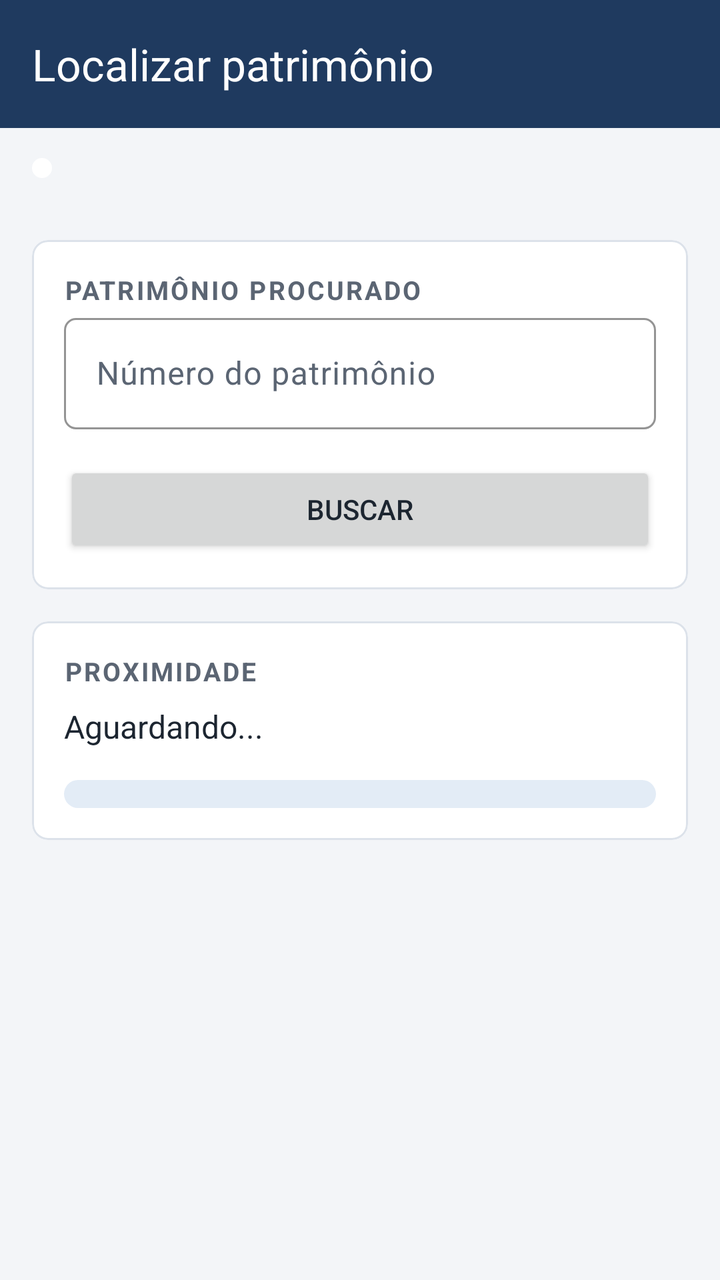
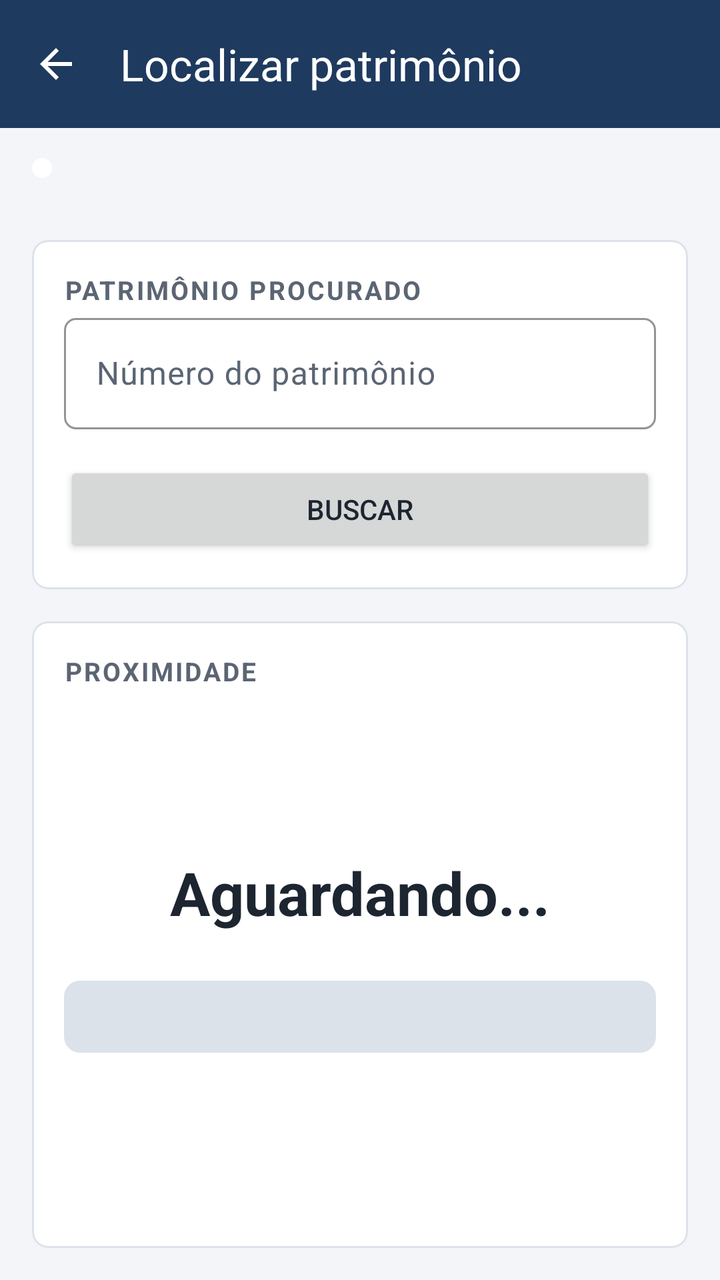

Screens rendered from an Android XML layout before and after an edit, with the pre-edit source and the edit as a unified diff.
<!-- AndroidManifest.xml: application theme Theme.RFIDAndroid -->
<!-- res/layout/activity_localizar.xml -->
<LinearLayout xmlns:android="http://schemas.android.com/apk/res/android"
    xmlns:app="http://schemas.android.com/apk/res-auto"
    android:orientation="vertical"
    android:keepScreenOn="true"
    android:layout_width="match_parent"
    android:layout_height="match_parent">

    <com.google.android.material.appbar.MaterialToolbar
        style="@style/Widget.RFID.Barra"
        app:title="Localizar patrimônio"
        android:layout_width="match_parent"
        android:layout_height="wrap_content"/>

    <include
        layout="@layout/include_estado_leitor"
        android:layout_width="match_parent"
        android:layout_height="wrap_content"/>

    <com.google.android.material.card.MaterialCardView
        android:layout_margin="16dp"
        android:layout_width="match_parent"
        android:layout_height="wrap_content">

        <LinearLayout
            android:orientation="vertical"
            android:padding="16dp"
            android:layout_width="match_parent"
            android:layout_height="wrap_content">

            <TextView
                android:text="@string/localizar_titulo"
                android:textAppearance="@style/Texto.RFID.Secao"
                android:layout_width="wrap_content"
                android:layout_height="wrap_content"/>

            <com.google.android.material.textfield.TextInputLayout
                android:hint="@string/localizar_hint"
                android:layout_width="match_parent"
                android:layout_height="wrap_content">

                <com.google.android.material.textfield.TextInputEditText
                    android:id="@+id/edtPatrimonio"
                    android:inputType="text|textNoSuggestions"
                    android:imeOptions="actionSearch"
                    android:maxLines="1"
                    android:layout_width="match_parent"
                    android:layout_height="wrap_content"/>
            </com.google.android.material.textfield.TextInputLayout>

            <Button
                android:id="@+id/btnBuscar"
                android:text="@string/localizar_buscar"
                android:layout_marginTop="16dp"
                android:layout_width="match_parent"
                android:layout_height="wrap_content"/>
        </LinearLayout>
    </com.google.android.material.card.MaterialCardView>

    <com.google.android.material.card.MaterialCardView
        android:layout_marginStart="16dp"
        android:layout_marginEnd="16dp"
        android:layout_width="match_parent"
        android:layout_height="wrap_content">

        <LinearLayout
            android:orientation="vertical"
            android:padding="16dp"
            android:layout_width="match_parent"
            android:layout_height="wrap_content">

            <TextView
                android:text="@string/localizar_proximidade"
                android:textAppearance="@style/Texto.RFID.Secao"
                android:layout_width="wrap_content"
                android:layout_height="wrap_content"/>

            <TextView
                android:id="@+id/txtStatus"
                android:text="@string/localizar_aguardando"
                android:textColor="@color/texto"
                android:textSize="16sp"
                android:layout_marginTop="8dp"
                android:layout_width="wrap_content"
                android:layout_height="wrap_content"/>

            
            <com.google.android.material.progressindicator.LinearProgressIndicator
                android:id="@+id/progressDistancia"
                android:max="100"
                android:progress="0"
                app:trackThickness="14dp"
                app:trackCornerRadius="7dp"
                app:trackStopIndicatorSize="0dp"
                app:indicatorColor="@color/marinho"
                app:trackColor="@color/azul_claro"
                android:layout_marginTop="16dp"
                android:layout_width="match_parent"
                android:layout_height="wrap_content"/>
        </LinearLayout>
    </com.google.android.material.card.MaterialCardView>
</LinearLayout>
<!-- res/layout/include_estado_leitor.xml (included above) -->
<?xml version="1.0" encoding="utf-8"?>
<LinearLayout xmlns:android="http://schemas.android.com/apk/res/android"
    android:id="@+id/painelEstadoLeitor"
    android:orientation="horizontal"
    android:gravity="center_vertical"
    android:paddingStart="16dp"
    android:paddingEnd="8dp"
    android:minHeight="40dp"
    android:layout_width="match_parent"
    android:layout_height="wrap_content">

    
    <View
        android:id="@+id/marcaEstadoLeitor"
        android:background="@drawable/marca_estado"
        android:importantForAccessibility="no"
        android:layout_marginEnd="10dp"
        android:layout_width="10dp"
        android:layout_height="10dp"/>

    <TextView
        android:id="@+id/txtEstadoLeitor"
        android:accessibilityLiveRegion="polite"
        android:textStyle="bold"
        android:textSize="14sp"
        android:layout_width="0dp"
        android:layout_weight="1"
        android:layout_height="wrap_content"/>

    <Button
        android:id="@+id/btnReconectarLeitor"
        style="@style/Widget.RFID.Botao.Texto"
        android:text="@string/estado_leitor_reconectar"
        android:visibility="gone"
        android:layout_width="wrap_content"
        android:layout_height="wrap_content"/>
</LinearLayout>
<!-- resources referenced by this layout -->
<resources>
  <color name="azul_claro">#FFE3ECF6</color>
  <color name="marinho">#FF1F3A5F</color>
  <color name="texto">#FF1C2530</color>
  <!-- drawable marca_estado (drawable) -->
  <?xml version="1.0" encoding="utf-8"?>
  <shape xmlns:android="http://schemas.android.com/apk/res/android" android:shape="oval">
      <solid android:color="@color/white"/>
  </shape>
  <string name="estado_leitor_reconectar">Reconectar</string>
  <string name="localizar_aguardando">Aguardando...</string>
  <string name="localizar_buscar">Buscar</string>
  <string name="localizar_hint">Número do patrimônio</string>
  <string name="localizar_proximidade">Proximidade</string>
  <string name="localizar_titulo">Patrimônio procurado</string>
  <style name="Texto.RFID.Secao" parent="">
          <item name="android:textSize">13sp</item>
          <item name="android:textStyle">bold</item>
          <item name="android:textAllCaps">true</item>
          <item name="android:letterSpacing">0.08</item>
          <item name="android:textColor">@color/texto_secundario</item>
      </style>
  <style name="Widget.RFID.Botao.Texto" parent="Widget.Material3.Button.TextButton">
          <item name="android:textColor">@color/azul</item>
      </style>
  <color name="white">#FFFFFFFF</color>
  <color name="texto_secundario">#FF5B6573</color>
  <color name="azul">#FF2E6DA4</color>
  <color name="marinho_escuro">#FF152A45</color>
  <color name="erro">#FFC62828</color>
  <color name="borda">#FFDCE2EA</color>
  <color name="superficie">#FFFFFFFF</color>
  <color name="fundo">#FFF3F5F8</color>
  <style name="Widget.RFID.Botao" parent="Widget.Material3.Button">
          <item name="shapeAppearance">@style/Forma.RFID.Pequena</item>
          <item name="android:minHeight">52dp</item>
          <item name="android:textSize">15sp</item>
          <item name="android:letterSpacing">0.02</item>
      </style>
  <style name="Widget.RFID.Botao.Contorno" parent="Widget.Material3.Button.OutlinedButton">
          <item name="shapeAppearance">@style/Forma.RFID.Pequena</item>
          <item name="android:minHeight">52dp</item>
          <item name="android:textSize">15sp</item>
          <item name="strokeColor">@color/marinho</item>
      </style>
  <style name="Widget.RFID.Campo" parent="Widget.Material3.TextInputLayout.OutlinedBox">
          <item name="shapeAppearance">@style/Forma.RFID.Pequena</item>
          <item name="boxStrokeColor">@color/marinho</item>
          <item name="hintTextColor">@color/marinho</item>
          <item name="android:layout_marginTop">12dp</item>
      </style>
  <style name="Widget.RFID.Cartao" parent="Widget.Material3.CardView.Outlined">
          <item name="cardBackgroundColor">@color/superficie</item>
          <item name="strokeColor">@color/borda</item>
          <item name="cardCornerRadius">8dp</item>
          <item name="cardElevation">0dp</item>
      </style>
  <style name="Forma.RFID.Pequena" parent="">
          <item name="cornerFamily">rounded</item>
          <item name="cornerSize">6dp</item>
      </style>
  <!-- unchanged entries left out for length: 3 -->
</resources>

<!-- the commit's change to res/layout/activity_localizar.xml (unified diff, before → after) -->
@@ -6,8 +6,11 @@
     android:layout_height="match_parent">
 
     <com.google.android.material.appbar.MaterialToolbar
+        android:id="@+id/barraLocalizar"
         style="@style/Widget.RFID.Barra"
         app:title="Localizar patrimônio"
+        app:navigationIcon="@drawable/ic_voltar"
+        app:navigationContentDescription="@string/tela_voltar"
         android:layout_width="match_parent"
         android:layout_height="wrap_content"/>
 
@@ -16,7 +19,9 @@
         android:layout_width="match_parent"
         android:layout_height="wrap_content"/>
 
+    
     <com.google.android.material.card.MaterialCardView
+        android:id="@+id/cartaoBusca"
         android:layout_margin="16dp"
         android:layout_width="match_parent"
         android:layout_height="wrap_content">
@@ -56,17 +61,54 @@
         </LinearLayout>
     </com.google.android.material.card.MaterialCardView>
 
+    
+    <LinearLayout
+        android:id="@+id/linhaProcurando"
+        android:orientation="horizontal"
+        android:gravity="center_vertical"
+        android:background="@color/superficie"
+        android:paddingStart="16dp"
+        android:paddingEnd="8dp"
+        android:minHeight="48dp"
+        android:visibility="gone"
+        android:layout_marginBottom="8dp"
+        android:layout_width="match_parent"
+        android:layout_height="wrap_content">
+
+        
+        <TextView
+            android:id="@+id/txtProcurando"
+            android:textColor="@color/marinho"
+            android:textSize="16sp"
+            android:textStyle="bold"
+            android:maxLines="1"
+            android:ellipsize="middle"
+            android:layout_weight="1"
+            android:layout_width="0dp"
+            android:layout_height="wrap_content"/>
+
+        <Button
+            android:id="@+id/btnAlterarBusca"
+            style="@style/Widget.RFID.Botao.Texto"
+            android:text="@string/localizar_alterar"
+            android:layout_width="wrap_content"
+            android:layout_height="wrap_content"/>
+    </LinearLayout>
+
+    
     <com.google.android.material.card.MaterialCardView
         android:layout_marginStart="16dp"
         android:layout_marginEnd="16dp"
+        android:layout_marginBottom="16dp"
+        android:layout_weight="1"
         android:layout_width="match_parent"
-        android:layout_height="wrap_content">
+        android:layout_height="0dp">
 
         <LinearLayout
             android:orientation="vertical"
             android:padding="16dp"
             android:layout_width="match_parent"
-            android:layout_height="wrap_content">
+            android:layout_height="match_parent">
 
             <TextView
                 android:text="@string/localizar_proximidade"
@@ -74,28 +116,38 @@
                 android:layout_width="wrap_content"
                 android:layout_height="wrap_content"/>
 
-            <TextView
-                android:id="@+id/txtStatus"
-                android:text="@string/localizar_aguardando"
-                android:textColor="@color/texto"
-                android:textSize="16sp"
-                android:layout_marginTop="8dp"
-                android:layout_width="wrap_content"
-                android:layout_height="wrap_content"/>
+            <LinearLayout
+                android:orientation="vertical"
+                android:gravity="center"
+                android:layout_weight="1"
+                android:layout_width="match_parent"
+                android:layout_height="0dp">
 
-            
-            <com.google.android.material.progressindicator.LinearProgressIndicator
-                android:id="@+id/progressDistancia"
-                android:max="100"
-                android:progress="0"
-                app:trackThickness="14dp"
-                app:trackCornerRadius="7dp"
-                app:trackStopIndicatorSize="0dp"
-                app:indicatorColor="@color/marinho"
-                app:trackColor="@color/azul_claro"
-                android:layout_marginTop="16dp"
-                android:layout_width="match_parent"
-                android:layout_height="wrap_content"/>
+                <TextView
+                    android:id="@+id/txtStatus"
+                    android:text="@string/localizar_aguardando"
+                    android:textColor="@color/texto"
+                    android:textSize="30sp"
+                    android:textStyle="bold"
+                    android:gravity="center"
+                    android:accessibilityLiveRegion="polite"
+                    android:layout_width="match_parent"
+                    android:layout_height="wrap_content"/>
+
+                
+                <com.google.android.material.progressindicator.LinearProgressIndicator
+                    android:id="@+id/progressDistancia"
+                    android:max="100"
+                    android:progress="0"
+                    app:trackThickness="36dp"
+                    app:trackCornerRadius="8dp"
+                    app:trackStopIndicatorSize="0dp"
+                    app:indicatorColor="@color/texto_terciario"
+                    app:trackColor="@color/borda"
+                    android:layout_marginTop="24dp"
+                    android:layout_width="match_parent"
+                    android:layout_height="wrap_content"/>
+            </LinearLayout>
         </LinearLayout>
     </com.google.android.material.card.MaterialCardView>
 </LinearLayout>
<!-- resource entries referenced after the edit -->
@@ -3,6 +3,19 @@
   <color name="azul_claro">#FFE3ECF6</color>
   <color name="marinho">#FF1F3A5F</color>
   <color name="texto">#FF1C2530</color>
+  <color name="texto_terciario">#FF8A93A0</color>
+  <!-- drawable ic_voltar (drawable) -->
+  <?xml version="1.0" encoding="utf-8"?>
+  <vector xmlns:android="http://schemas.android.com/apk/res/android"
+      android:width="24dp"
+      android:height="24dp"
+      android:autoMirrored="true"
+      android:viewportWidth="24"
+      android:viewportHeight="24">
+      <path
+          android:fillColor="@color/white"
+          android:pathData="M20,11H7.83l5.59,-5.59L12,4l-8,8 8,8 1.41,-1.41L7.83,13H20v-2z"/>
+  </vector>
   <!-- drawable marca_estado (drawable) -->
   <?xml version="1.0" encoding="utf-8"?>
   <shape xmlns:android="http://schemas.android.com/apk/res/android" android:shape="oval">
@@ -10,10 +23,12 @@
   </shape>
   <string name="estado_leitor_reconectar">Reconectar</string>
   <string name="localizar_aguardando">Aguardando...</string>
+  <string name="localizar_alterar">Alterar</string>
   <string name="localizar_buscar">Buscar</string>
   <string name="localizar_hint">Número do patrimônio</string>
   <string name="localizar_proximidade">Proximidade</string>
   <string name="localizar_titulo">Patrimônio procurado</string>
+  <string name="tela_voltar">Voltar</string>
   <style name="Texto.RFID.Secao" parent="">
           <item name="android:textSize">13sp</item>
           <item name="android:textStyle">bold</item>
